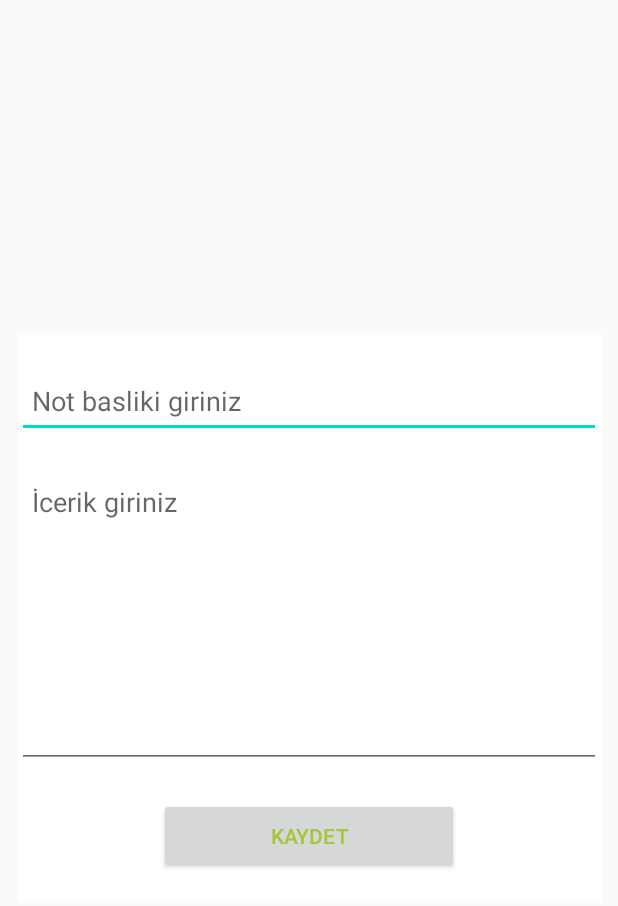
After one commit to starfur/MyNotepad, an Android app: the layout enternote.xml on its own in the app's theme, with its tools: preview values and no code run, on a phone screen of 412 x 824 dp. The commit adds this screen. Shown: the top 906 px of the screen. Run offline under Robolectric (Android 15) with nearby library versions, the phone set to English and light mode, and no system bars.

Commit message:
add button listener is added

```diff
--- a/app/src/main/res/drawable-anydpi/ic_add.xml
+++ b/app/src/main/res/drawable-anydpi/ic_add.xml
@@ -5,7 +5,12 @@
     android:viewportHeight="24"
     android:tint="#333333"
     android:alpha="0.6">
-  <path
-      android:fillColor="@android:color/white"
-      android:pathData="M13,7h-2v4L7,11v2h4v4h2v-4h4v-2h-4L13,7zM12,2C6.48,2 2,6.48 2,12s4.48,10 10,10 10,-4.48 10,-10S17.52,2 12,2zM12,20c-4.41,0 -8,-3.59 -8,-8s3.59,-8 8,-8 8,3.59 8,8 -3.59,8 -8,8z"/>
+  <group android:scaleX="0.90909094"
+      android:scaleY="0.90909094"
+      android:translateX="1.0909091"
+      android:translateY="1.0909091">
+    <path
+        android:fillColor="@android:color/white"
+        android:pathData="M19,13h-6v6h-2v-6H5v-2h6V5h2v6h6v2z"/>
+  </group>
 </vector>
--- /dev/null
+++ b/app/src/main/res/layout/enternote.xml
@@ -0,0 +1,41 @@
+<?xml version="1.0" encoding="utf-8"?>
+<LinearLayout xmlns:android="http://schemas.android.com/apk/res/android"
+    android:layout_width="match_parent"
+    android:layout_height="wrap_content"
+    android:layout_gravity="center"
+    android:layout_margin="11dp"
+    android:background="@color/white"
+    android:orientation="vertical"
+    >
+
+    <EditText
+        android:id="@+id/baslik"
+        android:hint="Not basliki giriniz"
+        android:layout_width="match_parent"
+        android:layout_height="50dp"
+        android:layout_marginTop="20dp"
+        android:inputType="text"
+        android:padding="10dp"
+        ></EditText>
+    <EditText
+        android:id="@+id/icerik"
+        android:hint="İcerik giriniz"
+        android:layout_width="match_parent"
+        android:layout_height="200dp"
+        android:layout_marginTop="20dp"
+        android:inputType="text"
+        android:padding="10dp"
+        android:gravity="start"
+        ></EditText>
+    <Button
+        android:layout_width="200dp"
+        android:layout_height="50dp"
+        android:layout_gravity="center"
+        android:layout_margin="20dp"
+        android:layout_marginBottom="10dp"
+        android:text="kaydet"
+
+        android:textColor="@color/green"
+></Button>
+
+</LinearLayout>
--- a/app/src/main/res/values/colors.xml
+++ b/app/src/main/res/values/colors.xml
@@ -4,4 +4,6 @@
     <color name="colorPrimaryDark">#3700B3</color>
     <color name="colorAccent">#03DAC5</color>
     <color name="background">#ececec</color>
+    <color name="white">#ffffff</color>
+    <color name="green">#a4c639</color>
 </resources>
```
Also changed, not shown: app/src/main/res/drawable-hdpi/ic_add.png, app/src/main/res/drawable-mdpi/ic_add.png, app/src/main/res/drawable-xhdpi/ic_add.png, app/src/main/res/drawable-xxhdpi/ic_add.png.
